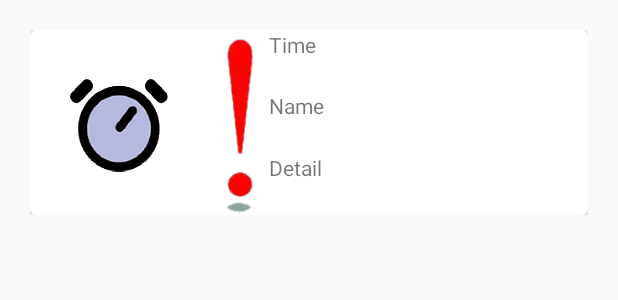
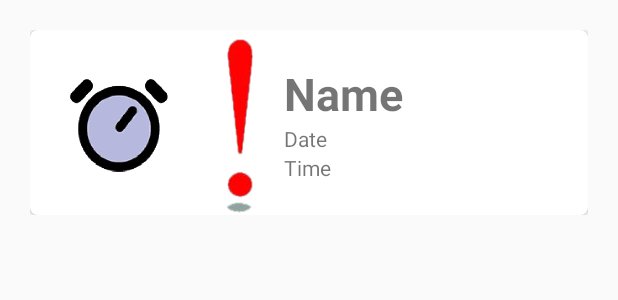
Before and after one commit to ChampClarinet/Reminder, an Android app: the layout cardview_layout.xml on its own in the app's theme, with its tools: preview values and no code run, on a phone screen of 412 x 824 dp. Shown: the top 300 px of the screen. Run offline under Robolectric (Android 15) with nearby library versions, the phone set to English and light mode, and no system bars.

Commit message:
Add Thai and Japanese Language Support Layout Fixes Code Optimization

```diff
--- a/app/src/main/AndroidManifest.xml
+++ b/app/src/main/AndroidManifest.xml
@@ -27,7 +27,7 @@
             android:theme="@style/AppTheme.NoActionBar">
 
         </activity>
-        <receiver android:name=".Reciever.AlarmReciever">
+        <receiver android:name=".Reciever.AlarmReceiver">
             <intent-filter>
                 <action android:name="android.media.action.DISPLAY_NOTIFICATION" />
             </intent-filter>
--- a/app/src/main/java/com/example/clarinetmaster/reminder/Databases/DatabaseHelper.java
+++ b/app/src/main/java/com/example/clarinetmaster/reminder/Databases/DatabaseHelper.java
@@ -1,11 +1,8 @@
 package com.example.clarinetmaster.reminder.Databases;
 
-import android.content.ContentValues;
 import android.content.Context;
 import android.database.sqlite.SQLiteDatabase;
 import android.database.sqlite.SQLiteOpenHelper;
-
-import java.util.Calendar;
 
 /**
  * Created by computer on 20/11/2559.
--- a/app/src/main/java/com/example/clarinetmaster/reminder/Models/Event.java
+++ b/app/src/main/java/com/example/clarinetmaster/reminder/Models/Event.java
@@ -1,6 +1,4 @@
 package com.example.clarinetmaster.reminder.Models;
-
-import android.os.Parcelable;
 
 import java.io.Serializable;
 import java.util.Calendar;
--- a/app/src/main/java/com/example/clarinetmaster/reminder/Tools/CardsColour.java
+++ b/app/src/main/java/com/example/clarinetmaster/reminder/Tools/CardsColour.java
@@ -11,6 +11,7 @@ public class CardsColour {
      */
 
     private static CardsColour instance = null;
+
     private static final int far = R.color.codeGreen;
     private static final int quiteNear = R.color.codeYellow;
     private static final int near = R.color.codeOrange;
--- a/app/src/main/res/layout/cardview_layout.xml
+++ b/app/src/main/res/layout/cardview_layout.xml
@@ -11,12 +11,11 @@
         android:layout_width="match_parent"
         android:layout_height="wrap_content"
         android:layout_gravity="center"
-        card_view:cardCornerRadius="4dp">
+        card_view:cardCornerRadius="5dp">
 
         <LinearLayout
             android:layout_width="match_parent"
             android:layout_height="match_parent"
-            android:layout_alignParentLeft="true"
             android:layout_alignParentStart="true"
             android:layout_alignParentTop="true"
             android:orientation="horizontal"
@@ -28,41 +27,55 @@
                 android:layout_gravity="center"
                 android:layout_margin="24dp"
                 android:scaleType="fitXY"
-                android:src="@drawable/alarm_label" />
+                android:src="@drawable/alarm_label"
+                tools:ignore="ContentDescription" />
 
             <ImageView
                 android:id="@+id/warning"
                 android:layout_width="41dp"
                 android:layout_height="123dp"
-                android:src="@drawable/warn_sign" />
+                android:src="@drawable/warn_sign"
+                tools:ignore="ContentDescription" />
 
             <LinearLayout
                 android:layout_width="fill_parent"
                 android:layout_height="match_parent"
                 android:gravity="center_vertical"
                 android:orientation="vertical"
+                android:paddingBottom="10dp"
+                android:paddingStart="10dp"
+                android:paddingEnd="5dp"
+                android:paddingTop="10dp"
                 android:weightSum="3">
+
+                <TextView
+                    android:id="@+id/label"
+                    android:layout_width="match_parent"
+                    android:layout_height="wrap_content"
+                    android:gravity="center_vertical"
+                    android:text="@string/name"
+                    android:textSize="30sp"
+                    android:textStyle="bold" />
+
+                <TextView
+                    android:id="@+id/date"
+                    android:layout_width="match_parent"
+                    android:layout_height="wrap_content"
+                    android:ellipsize="none"
+                    android:gravity="center_vertical"
+                    android:maxLines="1"
+                    android:text="Date"
+                    tools:ignore="HardcodedText" />
 
                 <TextView
                     android:id="@+id/time"
                     android:layout_width="match_parent"
                     android:layout_height="wrap_content"
-                    android:layout_weight="1"
-                    android:text="Time" />
-
-                <TextView
-                    android:id="@+id/label"
-                    android:layout_width="match_parent"
-                    android:layout_height="wrap_content"
-                    android:layout_weight="1"
-                    android:text="Name" />
-
-                <TextView
-                    android:id="@+id/desc"
-                    android:layout_width="match_parent"
-                    android:layout_height="wrap_content"
-                    android:layout_weight="1"
-                    android:text="Detail" />
+                    android:ellipsize="none"
+                    android:gravity="center_vertical"
+                    android:maxLines="1"
+                    android:text="Time"
+                    tools:ignore="HardcodedText" />
 
             </LinearLayout>
 
--- a/app/src/main/res/layout/content_main.xml
+++ b/app/src/main/res/layout/content_main.xml
@@ -19,7 +19,7 @@
         android:layout_height="wrap_content"
         android:text="@string/no_item"
         android:textAlignment="center"
-        android:textSize="20dp" />
+        android:textSize="20sp" />
 
     <android.support.v7.widget.RecyclerView
         android:id="@+id/feedRecycler"
--- a/app/src/main/res/layout/event_form_layout.xml
+++ b/app/src/main/res/layout/event_form_layout.xml
@@ -50,7 +50,8 @@
             android:layout_width="match_parent"
             android:layout_height="wrap_content"
             android:hint="@string/details"
-            android:inputType="textPersonName" />
+            android:inputType="textMultiLine"
+            android:maxLines="3" />
 
     </LinearLayout>
 
--- a/app/src/main/res/layout/fragment_event.xml
+++ b/app/src/main/res/layout/fragment_event.xml
@@ -13,7 +13,7 @@
         android:layout_marginTop="20dp"
         android:text="Title"
         android:textAlignment="center"
-        android:textSize="30sp"
+        android:textSize="40sp"
         tools:ignore="HardcodedText" />
 
     <TextView
```
Also changed, not shown: app/src/main/java/com/example/clarinetmaster/reminder/Adapters/CardAdapter.java (+7 -9 lines), app/src/main/java/com/example/clarinetmaster/reminder/EventDescriptionActivity.java (+24 -14 lines), app/src/main/java/com/example/clarinetmaster/reminder/EventFragment.java (+4 -4 lines), app/src/main/java/com/example/clarinetmaster/reminder/MainActivity.java (+20 -4 lines), app/src/main/java/com/example/clarinetmaster/reminder/Reciever/AlarmReceiver.java (renamed from app/src/main/java/com/example/clarinetmaster/reminder/Reciever/AlarmReciever.java, +3 -4 lines), app/src/main/java/com/example/clarinetmaster/reminder/Tools/EventList.java (+7 -26 lines), app/src/main/java/com/example/clarinetmaster/reminder/Tools/Utils.java (+75 -18 lines), app/src/main/res/values/strings.xml (+17 -8 lines), 2 other files.
